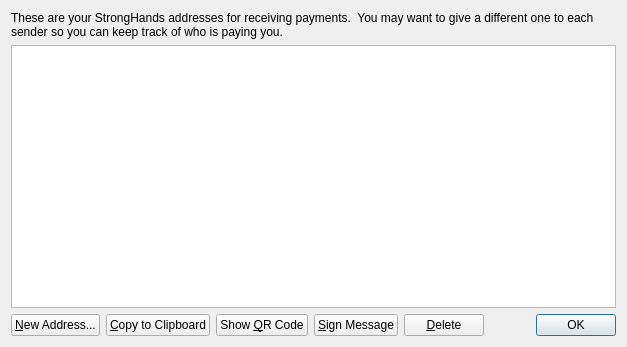
Qt form src/qt/forms/addressbookpage.ui (TurboStake/TurboStake) before a commit.
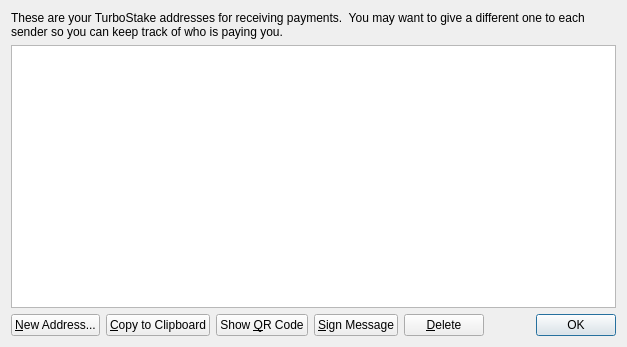
The same form after that commit. Icons and pictures are not drawn.

What changed in the file:
```diff
--- a/src/qt/forms/addressbookpage.ui
+++ b/src/qt/forms/addressbookpage.ui
@@ -17,7 +17,7 @@
    <item>
     <widget class="QLabel" name="labelExplanation">
      <property name="text">
-      <string>These are your StrongHands addresses for receiving payments.  You may want to give a different one to each sender so you can keep track of who is paying you.</string>
+      <string>These are your TurboStake addresses for receiving payments.  You may want to give a different one to each sender so you can keep track of who is paying you.</string>
      </property>
      <property name="textFormat">
       <enum>Qt::AutoText</enum>
```
